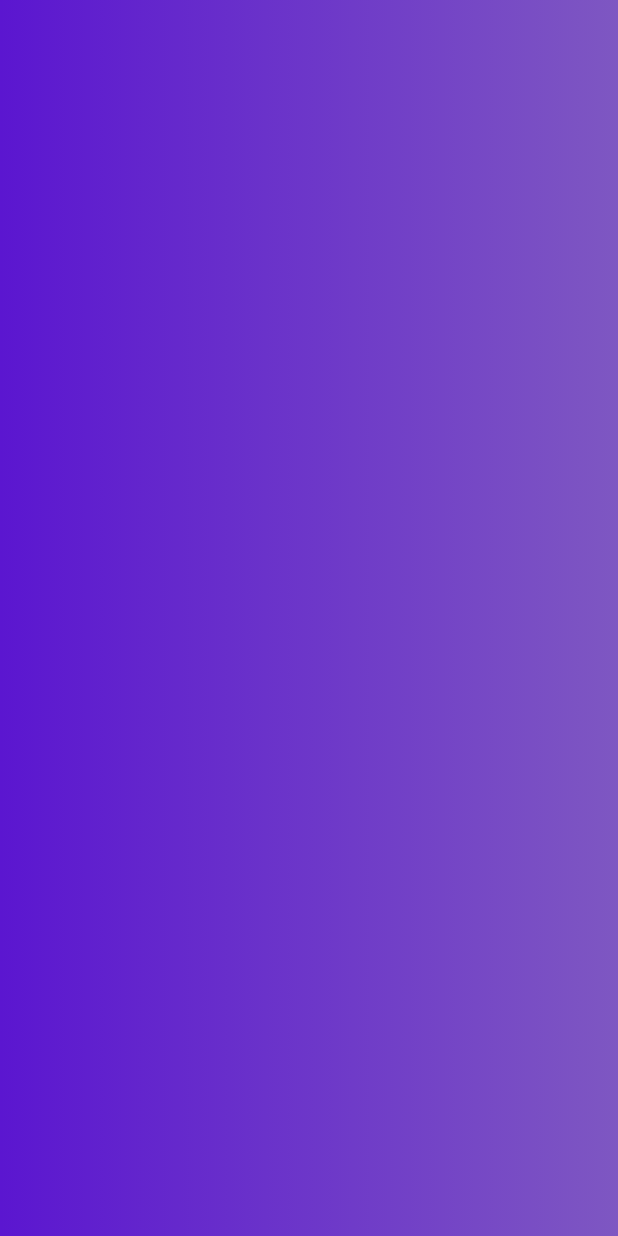
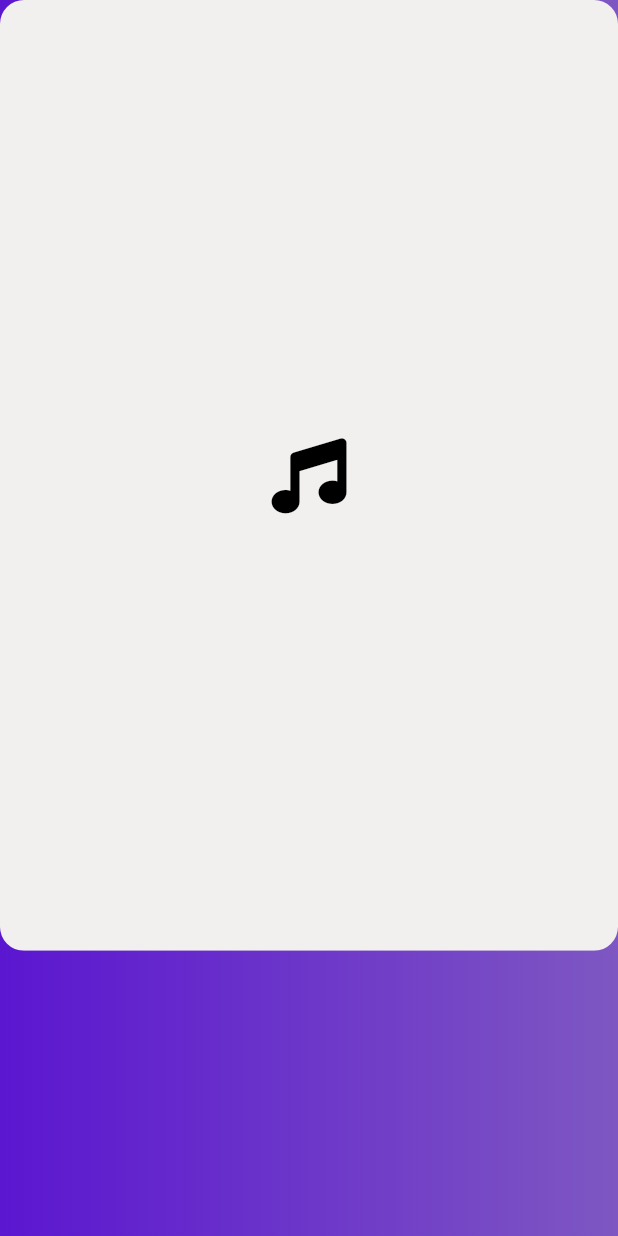
Before and after one commit to carnage67694325/GrooveBox, a Flutter app: the screen it shows after launch, on a phone screen of 412 x 824 dp. Run offline on Flutter 3.47's test engine with Material 3 defaults, Android fonts, the phone set to English and light mode, and no system bars; our stand-ins replace font_awesome_flutter, go_router, responsive_framework.

Commit message:
created music card color

```diff
--- a/lib/core/utils/app_color.dart
+++ b/lib/core/utils/app_color.dart
@@ -1,6 +1,7 @@
 import 'package:flutter/material.dart';
 
 class AppColors {
+  static const Color musicCardColor = Color(0xffF2F0EF);
   static const Color primary = Color(0xFF5B16D0); // Purple gradient start
   static const Color primaryDark = Color(0xFF2E0D75); // Darker purple
   static const Color accent = Color(0xFFEC407A);
--- /dev/null
+++ b/lib/core/utils/widgets/music_card.dart
@@ -0,0 +1,29 @@
+import 'package:flutter/material.dart';
+import 'package:font_awesome_flutter/font_awesome_flutter.dart';
+import 'package:groove_box/core/utils/app_color.dart';
+
+class MusicCard extends StatelessWidget {
+  const MusicCard({super.key, required this.onTap});
+  final void Function() onTap;
+  @override
+  Widget build(BuildContext context) {
+    return GestureDetector(
+      onTap: onTap,
+      child: ClipRRect(
+        borderRadius: BorderRadius.circular(16),
+        child: SizedBox(
+          child: AspectRatio(
+              aspectRatio: 2.6 / 4,
+              child: Container(
+                color: AppColors.musicCardColor,
+                child: const Icon(
+                  FontAwesomeIcons.music,
+                  color: Colors.black,
+                  size: 50,
+                ),
+              )),
+        ),
+      ),
+    );
+  }
+}
--- a/lib/features/home/presentation/view/widgets/home_view_body.dart
+++ b/lib/features/home/presentation/view/widgets/home_view_body.dart
@@ -1,5 +1,6 @@
 import 'package:flutter/material.dart';
 import 'package:groove_box/core/utils/app_gradient.dart';
+import 'package:groove_box/core/utils/widgets/music_card.dart';
 
 class HomeViewBody extends StatelessWidget {
   const HomeViewBody({super.key});
@@ -9,6 +10,13 @@ class HomeViewBody extends StatelessWidget {
     return Container(
       decoration:
           const BoxDecoration(gradient: AppGradients.horizontalGradient),
+      child: CustomScrollView(
+        slivers: [
+          SliverToBoxAdapter(
+            child: MusicCard(onTap: () {}),
+          )
+        ],
+      ),
     );
   }
 }
```
